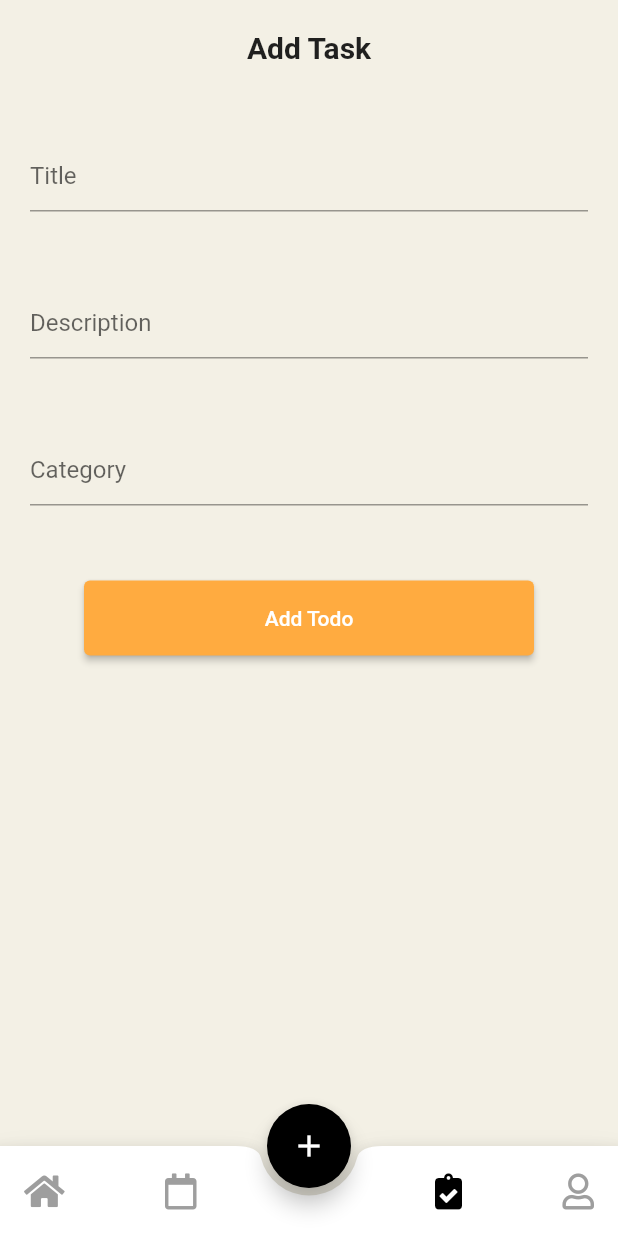
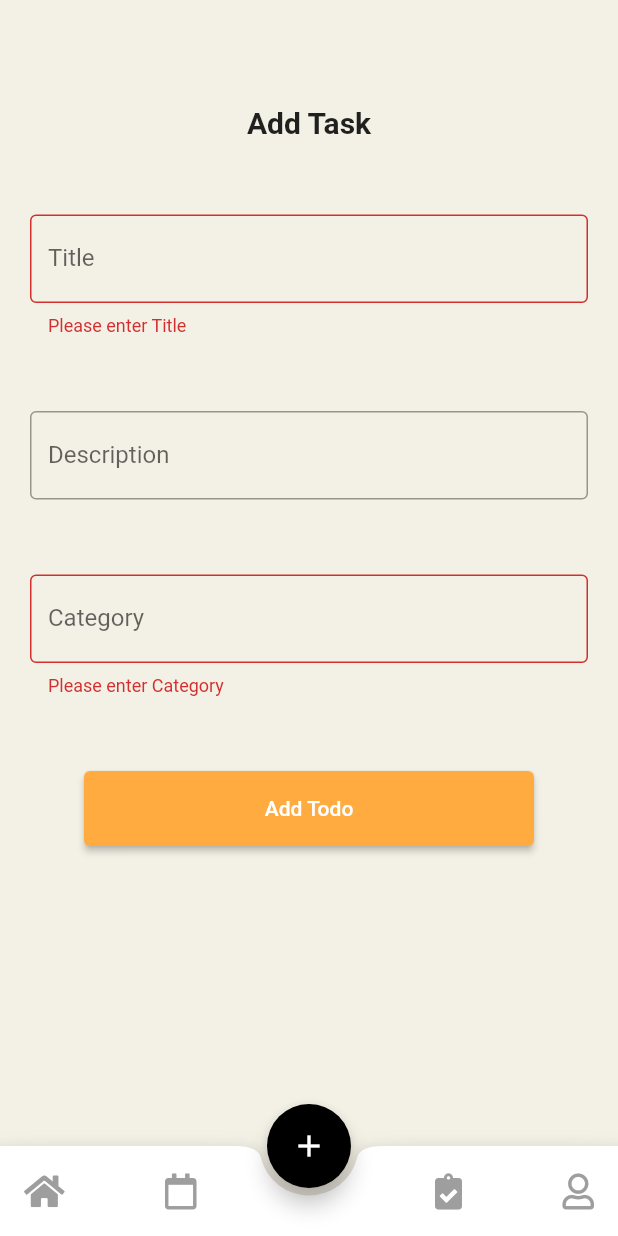
Before and after one commit to yagizdo/Todo-Moon, a Flutter app: the screen it shows after launch, scrolled down 80 dp, after a tap on the "add" icon, after a tap on "Add Todo", on a phone screen of 412 x 824 dp. Run offline on Flutter 3.47's test engine with Material 2 defaults, Android fonts, the phone set to English and light mode, and no system bars; our stand-ins replace auto_size_text, font_awesome_flutter, hexcolor, percent_indicator, shared_preferences; missing offline and left inert: shared_preferences_web.

Commit message:
Added Add Todo Page tf validates and custom_tf widget

```diff
--- a/lib/Pages/add_todo.dart
+++ b/lib/Pages/add_todo.dart
@@ -1,18 +1,7 @@
 import 'package:flutter/material.dart';
 import 'package:shared_preferences/shared_preferences.dart';
-import 'package:uuid/uuid.dart';
+import 'package:todo_app/Widgets/Todo/custom_tf.dart';
 
-Widget _textFormFields (String hint, TextEditingController controller) {
-  return Padding(
-    padding: const EdgeInsets.only(left : 20.0, right: 20.0,top : 50.0),
-    child: TextField(
-      controller: controller,
-      decoration: InputDecoration(
-          hintText: hint
-      ),
-    ),
-  );
-}
 class AddTodo extends StatefulWidget {
   const AddTodo({Key? key}) : super(key: key);
 
@@ -21,40 +10,60 @@ class AddTodo extends StatefulWidget {
 }
 
 class _AddTodoState extends State<AddTodo> {
-
+  var formKey = GlobalKey<FormState>();
   var titleController = TextEditingController();
   var descController = TextEditingController();
   var categoryController = TextEditingController();
 
-  // UUID
-  var uuid = const Uuid();
+  SharedPreferences? sp;
 
-
-
+  void saveNewTodo() {
+    print('Saved todos!');
+  }
   @override
   Widget build(BuildContext context) {
-    return Center(
+    return SingleChildScrollView(
+      child: Form(
+        key: formKey,
+        child: Center(
           child: Padding(
-        padding: const EdgeInsets.only(top : 20.0),
+            padding: const EdgeInsets.only(top: 20.0),
             child: Column(
+              mainAxisSize: MainAxisSize.min,
               children: [
-            const Text('Add Task',style: TextStyle(fontSize: 20, fontWeight: FontWeight.bold),),
-
-            _textFormFields('Title', titleController),
-            _textFormFields('Description', descController),
-            _textFormFields('Category', categoryController),
-
+                const Padding(
+                  padding: EdgeInsets.only(top: 50.0),
+                  child: Text(
+                    'Add Task',
+                    style: TextStyle(fontSize: 20, fontWeight: FontWeight.bold),
+                  ),
+                ),
+                CustomTF(hint: 'Title', controller: titleController, labelText: 'Title'),
+                CustomTF(hint: 'Description', controller: descController, labelText: 'Description'),
+                CustomTF(hint: 'Category', controller: categoryController, labelText: 'Category'),
                 Padding(
-              padding: const EdgeInsets.only(top : 50.0),
+                  padding: const EdgeInsets.only(top: 50.0),
                   child: SizedBox(
                       width: 300,
                       height: 50,
-                  child: ElevatedButton(style: ElevatedButton.styleFrom(
-                    primary: Colors.orangeAccent
-                  ),onPressed: () {
-                  }, child: const Text('Add Todo'))),
+                      child: ElevatedButton(
+                          style: ElevatedButton.styleFrom(
+                              primary: Colors.orangeAccent),
+                          onPressed: () {
+                            setState(() {
+                              if(formKey.currentState!.validate()) {
+                                saveNewTodo();
+                                titleController.text = '';
+                                descController.text = '';
+                                categoryController.text = '';
+                              }
+                            });
+                          },
+                          child: const Text('Add Todo'))),
                 )
               ],
+            ),
+          ),
         ),
       ),
     );
--- /dev/null
+++ b/lib/Widgets/Todo/custom_tf.dart
@@ -0,0 +1,33 @@
+import 'package:flutter/material.dart';
+
+class CustomTF extends StatelessWidget {
+   CustomTF({Key? key, required this.hint,required this.controller, required this.labelText}) : super(key: key);
+
+  String labelText;
+  String hint;
+  TextEditingController controller;
+  @override
+  Widget build(BuildContext context) {
+    return Padding(
+      padding: const EdgeInsets.only(left: 20.0, right: 20.0, top: 50.0),
+      child: TextFormField(
+        controller: controller,
+        validator: (value) {
+          if(labelText.contains('Title')) {
+            if(value!.isEmpty) {
+              return 'Please enter $labelText';
+            }
+          } else if (labelText.contains('Category')) {
+            if(value!.isEmpty) {
+              return 'Please enter $labelText';
+            }
+          }
+        },
+        decoration: InputDecoration(
+          border: const OutlineInputBorder(),
+          labelText: labelText,
+        ),
+      ),
+    );
+  }
+}
--- a/lib/main.dart
+++ b/lib/main.dart
@@ -57,7 +57,7 @@ class _MyHomePageState extends State<MyHomePage> {
         onPressed: () {
           setState(() {
             currentScreen = const AddTodo();
-            currentTab = 3;
+            currentTab = 5;
           });
         },
       ),
```
Also changed, not shown: 1 other file. Lines whose indentation alone changed are shown as unchanged.
